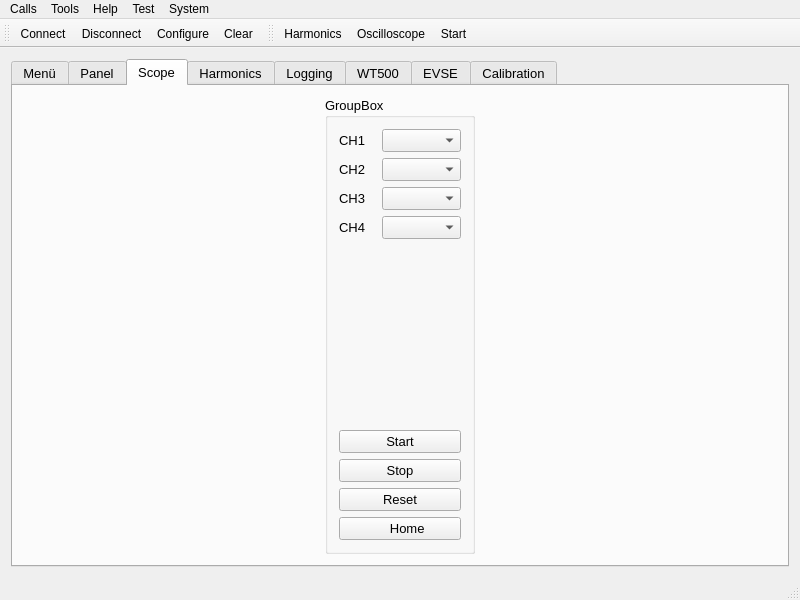
First picture: the form in PowerLAB/gui/mainwindow.ui, repository NilsMinor/PSOM-Connect, before the edit.
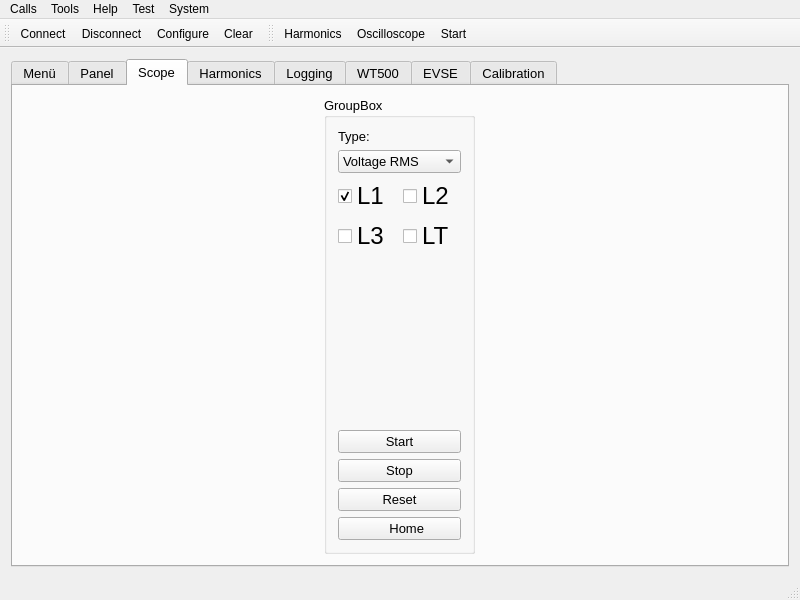
Second picture: the form after the edit. The open tabs and pages were chosen to show the change. Icons and pictures are not drawn.

What changed in the file:
```diff
--- a/PowerLAB/gui/mainwindow.ui
+++ b/PowerLAB/gui/mainwindow.ui
@@ -754,37 +754,6 @@
            <string>GroupBox</string>
           </property>
           <layout class="QGridLayout" name="gridLayout_9">
-           <item row="1" column="1">
-            <widget class="QComboBox" name="comboBoxOsciCh1">
-             <property name="font">
-              <font>
-               <pointsize>10</pointsize>
-              </font>
-             </property>
-            </widget>
-           </item>
-           <item row="5" column="1">
-            <spacer name="verticalSpacer">
-             <property name="orientation">
-              <enum>Qt::Vertical</enum>
-             </property>
-             <property name="sizeHint" stdset="0">
-              <size>
-               <width>20</width>
-               <height>40</height>
-              </size>
-             </property>
-            </spacer>
-           </item>
-           <item row="4" column="1">
-            <widget class="QComboBox" name="comboBoxOsciCh4">
-             <property name="font">
-              <font>
-               <pointsize>10</pointsize>
-              </font>
-             </property>
-            </widget>
-           </item>
            <item row="1" column="0">
             <widget class="QLabel" name="label">
              <property name="sizePolicy">
@@ -799,47 +768,11 @@
               </font>
              </property>
              <property name="text">
-              <string>CH1</string>
+              <string>Type:</string>
              </property>
             </widget>
            </item>
-           <item row="2" column="0">
-            <widget class="QLabel" name="label_2">
-             <property name="font">
-              <font>
-               <pointsize>10</pointsize>
-              </font>
-             </property>
-             <property name="text">
-              <string>CH2</string>
-             </property>
-            </widget>
-           </item>
-           <item row="3" column="0">
-            <widget class="QLabel" name="label_4">
-             <property name="font">
-              <font>
-               <pointsize>10</pointsize>
-              </font>
-             </property>
-             <property name="text">
-              <string>CH3</string>
-             </property>
-            </widget>
-           </item>
-           <item row="4" column="0">
-            <widget class="QLabel" name="label_11">
-             <property name="font">
-              <font>
-               <pointsize>10</pointsize>
-              </font>
-             </property>
-             <property name="text">
-              <string>CH4</string>
-             </property>
-            </widget>
-           </item>
-           <item row="6" column="0" colspan="2">
+           <item row="8" column="0" colspan="2">
             <widget class="QPushButton" name="pushButtonOsciStart">
              <property name="font">
               <font>
@@ -851,7 +784,7 @@
              </property>
             </widget>
            </item>
-           <item row="7" column="0" colspan="2">
+           <item row="9" column="0" colspan="2">
             <widget class="QPushButton" name="pushButtonOsciStop">
              <property name="font">
               <font>
@@ -863,7 +796,7 @@
              </property>
             </widget>
            </item>
-           <item row="8" column="0" colspan="2">
+           <item row="10" column="0" colspan="2">
             <widget class="QPushButton" name="pushButtonOsciReset">
              <property name="font">
               <font>
@@ -875,25 +808,7 @@
              </property>
             </widget>
            </item>
-           <item row="2" column="1">
-            <widget class="QComboBox" name="comboBoxOsciCh2">
-             <property name="font">
-              <font>
-               <pointsize>10</pointsize>
-              </font>
-             </property>
-            </widget>
-           </item>
-           <item row="3" column="1">
-            <widget class="QComboBox" name="comboBoxOsciCh3">
-             <property name="font">
-              <font>
-               <pointsize>10</pointsize>
-              </font>
-             </property>
-            </widget>
-           </item>
-           <item row="9" column="0" colspan="2">
+           <item row="11" column="0" colspan="2">
             <widget class="QPushButton" name="pushButtonScopeHome">
              <property name="minimumSize">
               <size>
@@ -916,6 +831,116 @@
              </property>
             </widget>
            </item>
+           <item row="5" column="0">
+            <widget class="QCheckBox" name="checkBox_2">
+             <property name="font">
+              <font>
+               <pointsize>18</pointsize>
+              </font>
+             </property>
+             <property name="text">
+              <string>L3</string>
+             </property>
+             <property name="tristate">
+              <bool>false</bool>
+             </property>
+            </widget>
+           </item>
+           <item row="7" column="0">
+            <spacer name="verticalSpacer">
+             <property name="orientation">
+              <enum>Qt::Vertical</enum>
+             </property>
+             <property name="sizeHint" stdset="0">
+              <size>
+               <width>20</width>
+               <height>40</height>
+              </size>
+             </property>
+            </spacer>
+           </item>
+           <item row="3" column="0">
+            <widget class="QCheckBox" name="checkBox_4">
+             <property name="font">
+              <font>
+               <pointsize>18</pointsize>
+              </font>
+             </property>
+             <property name="text">
+              <string>L1</string>
+             </property>
+             <property name="checked">
+              <bool>true</bool>
+             </property>
+             <property name="tristate">
+              <bool>false</bool>
+             </property>
+            </widget>
+           </item>
+           <item row="3" column="1">
+            <widget class="QCheckBox" name="checkBox_3">
+             <property name="font">
+              <font>
+               <pointsize>18</pointsize>
+              </font>
+             </property>
+             <property name="text">
+              <string>L2</string>
+             </property>
+             <property name="tristate">
+              <bool>false</bool>
+             </property>
+            </widget>
+           </item>
+           <item row="5" column="1">
+            <widget class="QCheckBox" name="checkBox">
+             <property name="font">
+              <font>
+               <pointsize>18</pointsize>
+              </font>
+             </property>
+             <property name="text">
+              <string>LT</string>
+             </property>
+             <property name="tristate">
+              <bool>false</bool>
+             </property>
+            </widget>
+           </item>
+           <item row="2" column="0" colspan="2">
+            <widget class="QComboBox" name="comboBoxOsci">
+             <property name="font">
+              <font>
+               <pointsize>10</pointsize>
+              </font>
+             </property>
+             <item>
+              <property name="text">
+               <string>Voltage RMS</string>
+              </property>
+             </item>
+             <item>
+              <property name="text">
+               <string>Current RMS</string>
+              </property>
+             </item>
+             <item>
+              <property name="text">
+               <string>Active Power</string>
+              </property>
+             </item>
+             <item>
+              <property name="text">
+               <string>Reactive Power</string>
+              </property>
+             </item>
+             <item>
+              <property name="text">
+               <string>Apparent Power</string>
+              </property>
+             </item>
+            </widget>
+           </item>
           </layout>
          </widget>
         </item>
```
Left out of the diff: 172 changed lines with no effect on the pictures.
